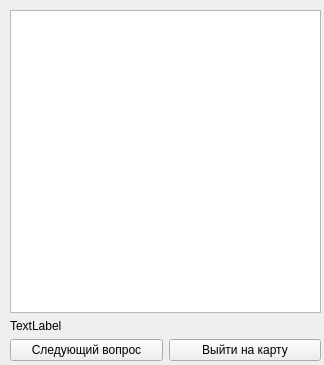
First picture: the form in answerwindow.ui, repository AlexeyFedoseev/rmap_new, before the edit.
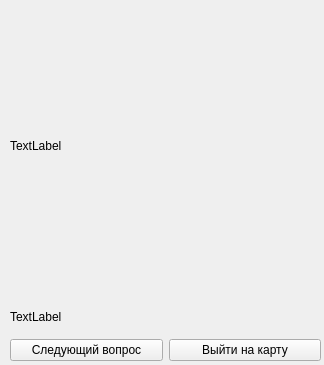
Second picture: the form after the edit.

```diff
--- a/answerwindow.ui
+++ b/answerwindow.ui
@@ -17,15 +17,12 @@
    <property name="geometry">
     <rect>
      <x>10</x>
-     <y>10</y>
+     <y>300</y>
      <width>311</width>
-     <height>351</height>
+     <height>61</height>
     </rect>
    </property>
    <layout class="QVBoxLayout" name="verticalLayout">
-    <item>
-     <widget class="QGraphicsView" name="graphicsView"/>
-    </item>
     <item>
      <widget class="QLabel" name="label">
       <property name="text">
@@ -53,6 +50,19 @@
     </item>
    </layout>
   </widget>
+  <widget class="QLabel" name="image">
+   <property name="geometry">
+    <rect>
+     <x>10</x>
+     <y>10</y>
+     <width>311</width>
+     <height>271</height>
+    </rect>
+   </property>
+   <property name="text">
+    <string>TextLabel</string>
+   </property>
+  </widget>
  </widget>
  <resources/>
  <connections/>
```
